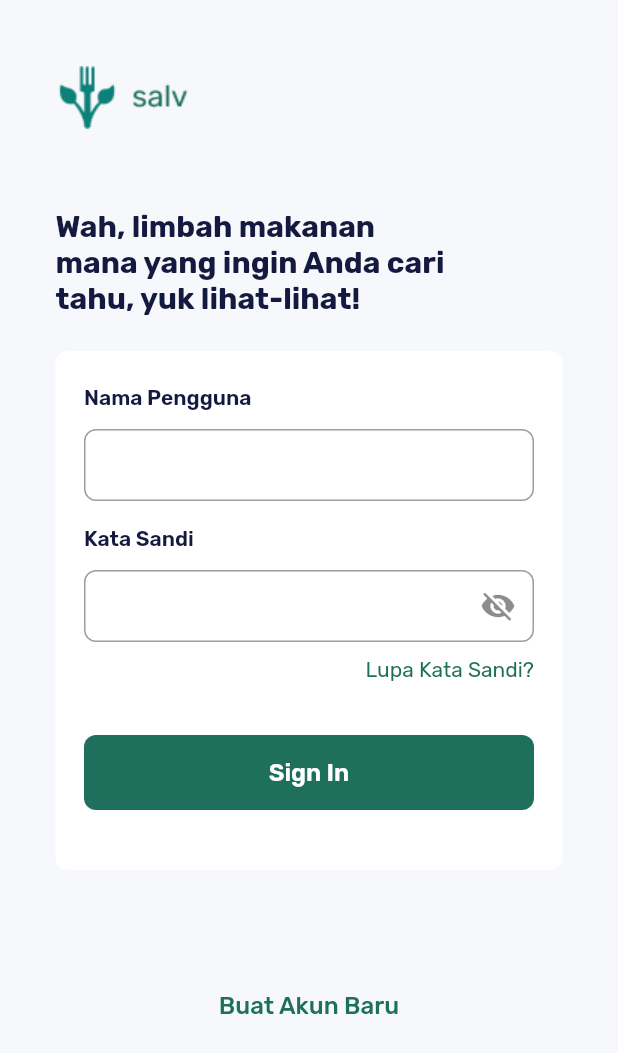
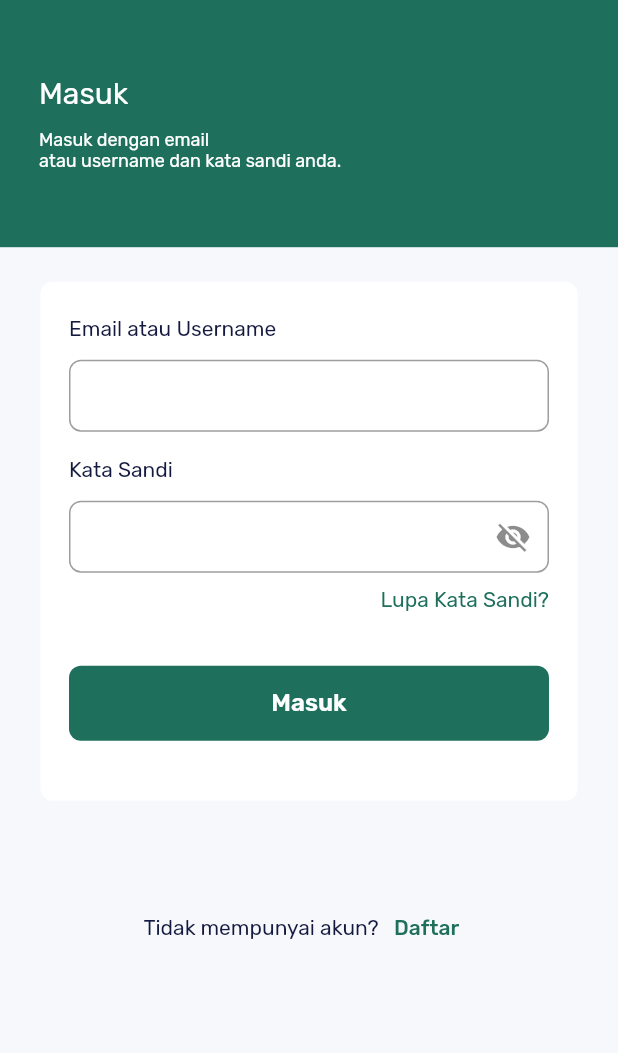
Before and after one commit to AchmadRijalu/salvapp_amcc, a Flutter app: the screen it shows after launch, on a phone screen of 412 x 824 dp. Shown: the top 1053 px of the screen. Run offline on Flutter 3.47's test engine with Material 2 defaults, Android fonts, the light colour scheme and no system bars; our stand-ins replace another_flushbar, bloc, camera, carousel_slider, equatable, firebase_core and 15 more; missing offline and left inert: dart:ffi; accounts and stored records are empty; project files that could hold a hidden picture were left out.

Commit message:
new sign in ui added

```diff
--- a/lib/UI/pages/sign_in_page.dart
+++ b/lib/UI/pages/sign_in_page.dart
@@ -3,7 +3,6 @@ import 'package:flutter/src/widgets/framework.dart';
 import 'package:flutter/src/widgets/placeholder.dart';
 import 'package:flutter_bloc/flutter_bloc.dart';
 import 'package:salvapp_amcc/UI/pages/sign_up_page.dart';
-
 
 import '../../blocs/auth/auth_bloc.dart';
 import '../../blocs/shared/shared_methods.dart';
@@ -63,28 +62,51 @@ class _SigninPageState extends State<SigninPage> {
               child: const CircularProgressIndicator(),
             );
           }
-          return Padding(
-            padding: const EdgeInsets.symmetric(vertical: 44, horizontal: 37),
+
+          return SafeArea(
+            child: Container(
+                child: Column(children: [
+              Flexible(
+                  child: Container(
+                padding: const EdgeInsets.symmetric(horizontal: 26),
+                child: Column(
+                    mainAxisAlignment: MainAxisAlignment.center,
+                    children: [
+                      Row(
+                        children: [
+                          Text(
+                            "Masuk",
+                            style: whiteTextStyle.copyWith(
+                                color: whiteColor,
+                                fontSize: 20,
+                                fontWeight: regular),
+                          )
+                        ],
+                      ),
+                      const SizedBox(
+                        height: 12,
+                      ),
+                      Row(
+                        children: [
+                          Text(
+                            "Masuk dengan email \natau username dan kata sandi anda.",
+                            style: whiteTextStyle.copyWith(
+                                color: whiteColor, fontSize: 12),
+                          )
+                        ],
+                      )
+                    ]),
+                color: greenColor,
+              )),
+              Flexible(
+                  flex: 4,
+                  child: Padding(
+                    padding: const EdgeInsets.symmetric(
+                        vertical: 23, horizontal: 27),
                     child: Container(
                       child: Column(
                           crossAxisAlignment: CrossAxisAlignment.stretch,
                           children: [
-                    Row(children: [Image.asset('assets/image/logo-png.png')]),
-                    const SizedBox(
-                      height: 53,
-                    ),
-                    Row(
-                      children: [
-                        Text(
-                          "Wah, limbah makanan \nmana yang ingin Anda cari \ntahu, yuk lihat-lihat!",
-                          style: blackTextStyle.copyWith(
-                              fontSize: 20, fontWeight: FontWeight.w700),
-                        )
-                      ],
-                    ),
-                    const SizedBox(
-                      height: 23,
-                    ),
                             Container(
                               width: double.infinity,
                               padding: const EdgeInsets.symmetric(
@@ -94,19 +116,21 @@ class _SigninPageState extends State<SigninPage> {
                                   borderRadius: BorderRadius.circular(8)),
                               child: Column(children: [
                                 CustomFormField(
-                          title: "Nama Pengguna",
+                                  title: "Email atau Username",
                                   controller: usernameController,
                                 ),
                                 const SizedBox(
                                   height: 17,
                                 ),
-                        Container(child: Column(
-                  crossAxisAlignment: CrossAxisAlignment.start,
+                                Container(
+                                  child: Column(
+                                    crossAxisAlignment:
+                                        CrossAxisAlignment.start,
                                     children: [
                                       Text(
                                         "Kata Sandi",
                                         style: blackTextStyle.copyWith(
-                          fontWeight: FontWeight.w600, fontSize: 14),
+                                            fontWeight: regular, fontSize: 14),
                                         textAlign: TextAlign.start,
                                       ),
                                       const SizedBox(
@@ -114,7 +138,8 @@ class _SigninPageState extends State<SigninPage> {
                                       ),
                                       //PASSWORD
                                       TextFormField(
-                      autovalidateMode: AutovalidateMode.onUserInteraction,
+                                        autovalidateMode:
+                                            AutovalidateMode.onUserInteraction,
                                         controller: katasandiController,
                                         obscureText: _obscureText,
                                         decoration: InputDecoration(
@@ -128,12 +153,15 @@ class _SigninPageState extends State<SigninPage> {
                                                 });
                                               },
                                             ),
-                          contentPadding: const EdgeInsets.all(12),
+                                            contentPadding:
+                                                const EdgeInsets.all(12),
                                             border: OutlineInputBorder(
-                              borderRadius: BorderRadius.circular(8))),
+                                                borderRadius:
+                                                    BorderRadius.circular(8))),
                                       ),
                                     ],
-                ),),
+                                  ),
+                                ),
                                 const SizedBox(
                                   height: 10,
                                 ),
@@ -143,7 +171,8 @@ class _SigninPageState extends State<SigninPage> {
                                     Text(
                                       "Lupa Kata Sandi?",
                                       style: greenTextStyle.copyWith(
-                                  fontSize: 14, fontWeight: FontWeight.w400),
+                                          fontSize: 14,
+                                          fontWeight: FontWeight.w400),
                                     )
                                   ],
                                 ),
@@ -151,13 +180,15 @@ class _SigninPageState extends State<SigninPage> {
                                   height: 35,
                                 ),
                                 CustomFilledButton(
-                          title: "Sign In",
+                                  title: "Masuk",
                                   onPressed: () {
                                     if (validate()) {
                                       context.read<AuthBloc>().add(AuthLogin(
                                           SigninFormModel(
-                                      password: katasandiController.text,
-                                      username: usernameController.text)));
+                                              password:
+                                                  katasandiController.text,
+                                              username:
+                                                  usernameController.text)));
                                     } else {
                                       showCustomSnacKbar(
                                           context, "Semua form harus diisi!");
@@ -171,19 +202,35 @@ class _SigninPageState extends State<SigninPage> {
                             ),
                             Expanded(
                                 child: Container(
-                      margin: const EdgeInsets.only(top: 81),
-                      child: Column(children: [
-                        CustomTextButton(
-                          title: "Buat Akun Baru",
+                                    margin: const EdgeInsets.only(top: 61),
+                                    child: Column(
+                                      children: [
+                                        Row(
+                                          mainAxisAlignment:
+                                              MainAxisAlignment.center,
+                                          children: [
+                                            Text("Tidak mempunyai akun?", style: blackTextStyle.copyWith(color: blackColor, fontSize: 14),),
+                                            TextButton(
+                                              style: TextButton.styleFrom(
+                                                  padding: EdgeInsets.zero),
                                               onPressed: () {
-                            userList.last.type == "seller";
-                            Navigator.pushNamed(context, SignupPage.routeName);
+                                                Navigator.pushNamed(context,
+                                                    SignupPage.routeName);
                                               },
+                                              child: Text(
+                                                "Daftar",
+                                                style: greenTextStyle.copyWith(
+                                                    fontSize: 14),
+                                              ),
+                                            ),
+                                          ],
                                         )
-                      ]),
-                    ))
+                                      ],
+                                    )))
                           ]),
                     ),
+                  ))
+            ])),
           );
         },
       ),
--- a/lib/UI/widgets/forms.dart
+++ b/lib/UI/widgets/forms.dart
@@ -33,7 +33,7 @@ class CustomFormField extends StatelessWidget {
         Text(
           title!,
           style: blackTextStyle.copyWith(
-              fontWeight: FontWeight.w600, fontSize: 14),
+              fontWeight: regular, fontSize: 14),
         ),
         const SizedBox(
           height: 12,
--- a/lib/blocs/shared/shared_values.dart
+++ b/lib/blocs/shared/shared_values.dart
@@ -1,4 +1,4 @@
-String baseUrlSalv = "";
+String baseUrlSalv = "http://20.241.231.79/";
 
 String baseUrlRegion = "https://api.binderbyte.com/wilayah/";
 String apikeyRegion =
```
Lines whose indentation alone changed are shown as unchanged.
